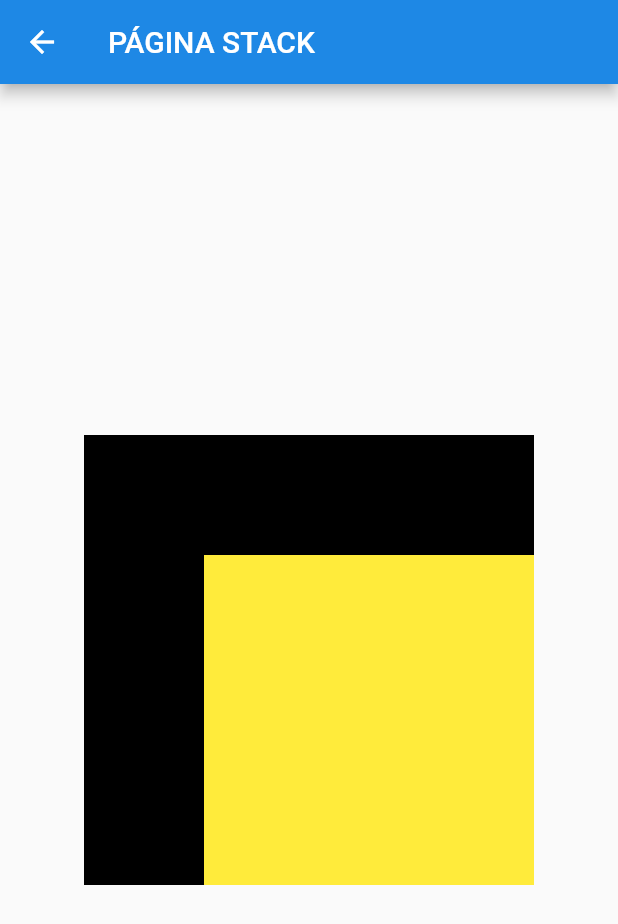
After one commit to Antonio-martine/flutter, a Flutter app: the screen it shows after launch, after a tap on "STACK PANTALLA", on a phone screen of 412 x 824 dp. The commit adds this screen. Shown: the top 924 px of the screen. Run offline on Flutter 3.47's test engine with Material 2 defaults, Android fonts, the phone set to English and light mode, and no system bars; network calls fail.

Commit message:
Version 2.0 - Datos Stack

```diff
--- a/lib/main.dart
+++ b/lib/main.dart
@@ -1,12 +1,28 @@
 // ignore_for_file: prefer_const_constructors, prefer_const_literals_to_create_immutables
 
 import 'package:flutter/material.dart';
+import 'package:testflutter/screens/dataScreen.dart';
+
+import 'screens/DatosStackScreen.dart';
+import 'screens/quarterScreen.dart';
+import 'screens/secondScreen.dart';
+import 'screens/stackScreen.dart';
 
 void main() {
-  runApp(const MaterialApp(
+  runApp(MaterialApp(
     debugShowCheckedModeBanner: false, //PARA QUITAR MENSAJE DE EMULADOR
     title: 'Flutter Demo',
-    home: HomePage(),
+    initialRoute: '/', //PARA LA RUTA INICIAL
+    routes: {
+      '/': (context) => HomePage(),
+      '/second': (context) => SecondPage(),
+      '/Third': (context) => ThirdPage(),
+      '/quarter': (context) => quarterPage(),
+      '/stack': (context) =>
+          TestStack(), //se ejecuta (ctr + .) para unir la libreria la cual es la 2 opcion
+      '/Datosstack': (context) => DatosstackPage(),
+    },
+    //home: HomePage(), //PONER ESTA LINIA SOLO SI ESBOTON INDIVIDUAL
   ));
 }
 
@@ -21,10 +37,11 @@ class HomePage extends StatelessWidget {
         leading: Icon(Icons.menu), //PRIMERA FORMA DE ICONOS
         //  leading: IconButton( icon: Icon(Icons.menu), onPressed: () => {},), //SEGUNDA FORMA DE ICONOS
         centerTitle: true,
-        title: Text('Página Principal '),
+        backgroundColor: Colors.black,
+        title: Text('PÁGINA PRINCIPAL'),
         elevation: 20.0,
-        shadowColor: Colors.blue,
-        backgroundColor: Colors.green,
+        shadowColor: Colors.black,
+        //backgroundColor: Colors.red,
         //actionsIconTheme: IconThemeData(color: Colors.red), //PARA EL COLOR DE LOS ICONOS
         shape: RoundedRectangleBorder(
           //Nos funciona para los bordes de la barrra de opciones
@@ -37,7 +54,7 @@ class HomePage extends StatelessWidget {
           ),
           //        IconButton(
           //         icon: Icon(Icons.note),
-          //        onPressed: () => {print('BOTÓN DE NOTAS')},
+          //        onPressed: () => {print('BOT├ôN DE NOTAS')},
           //S     ),
         ],
       ),
@@ -62,97 +79,99 @@ class HomePage extends StatelessWidget {
         children: [
           SizedBox(height: 5.0),
           ElevatedButton(
-              child: Text('Segunda Pantalla'),
-              onPressed: () {
-                final route = MaterialPageRoute(
+            child: Text('SEGUNDA PANTALLA'),
+            onPressed: () {
+              //PARA BOTON FISICO
+              /*   final route = MaterialPageRoute(
                   builder: (context) => const SecondPage(),
                 );
                 Navigator.push(context, route);
-              }),
+              }
+              //FIN DE PARA BOTON FISICO
+            */
+              //INICIO DE BOTON CON LINK
+              Navigator.pushNamed(context, '/second');
+            },
+          ),
+
           SizedBox(height: 5.0),
+
+          //FIN DE BOTON CON LINK
           ElevatedButton(
-              child: Text('Datos'),
-              onPressed: () {
-                final route = MaterialPageRoute(
+            child: Text('TERCERA PANTALLA DATOS'),
+            onPressed: () {
+              //PARA BOTON FISICO
+              /* final route = MaterialPageRoute(
                   builder: (context) => const ThirdPage(),
                 );
                 Navigator.push(context, route);
-              }),
+              }
+              */
+              //FIN DE BOTON FISICO
+
+              //INICIO DE BOTON CON LINK
+              Navigator.pushNamed(context, '/Third');
+            },
+          ),
+
+          //INICIO DE LA 4 PANTALLA
+          SizedBox(height: 5.0),
+          ElevatedButton(
+            child: Text('CUARTA PANTALLA'),
+            onPressed: () {
+              //PARA BOTON FISICO
+              /* final route = MaterialPageRoute(
+                  builder: (context) => const quarterPage(),
+                );
+                Navigator.push(context, route);
+              }
+              */
+              //FIN DE BOTON FISICO
+
+              //INICIO DE BOTON CON LINK
+              Navigator.pushNamed(context, '/quarter');
+            },
+          ),
+
+          //INICIO DE LA 5 PANTALLA
+          SizedBox(height: 5.0),
+          ElevatedButton(
+            child: Text('STACK PANTALLA'),
+            onPressed: () {
+              //PARA BOTON FISICO
+              /* final route = MaterialPageRoute(
+                  builder: (context) => const quarterPage(),
+                );
+                Navigator.push(context, route);
+              }
+              */
+              //FIN DE BOTON FISICO
+
+              //INICIO DE BOTON CON LINK
+              Navigator.pushNamed(context, '/stack');
+            },
+          ),
+
+          //INICIO DE LA 5 PANTALLA
+          SizedBox(height: 5.0),
+          ElevatedButton(
+            child: Text('PANTALLA DATOS STACK '),
+            onPressed: () {
+              //PARA BOTON FISICO
+              /* final route = MaterialPageRoute(
+                  builder: (context) => const quarterPage(),
+                );
+                Navigator.push(context, route);
+              }
+              */
+              //FIN DE BOTON FISICO
+
+              //INICIO DE BOTON CON LINK
+              Navigator.pushNamed(context, '/Datosstack');
+            },
+          ),
         ],
       )),
     );
   }
 }
-
-//ES PARA LA SEGUNDA PANTALLA
-class SecondPage extends StatelessWidget {
-  const SecondPage({Key? key}) : super(key: key);
-  @override
-  Widget build(BuildContext context) {
-    return Scaffold(
-      appBar: AppBar(
-        title: Text('Segunda Pantalla'),
-      ),
-      body: Center(
-          child: ElevatedButton(
-        child: const Text('Regresar ...'),
-        onPressed: () => Navigator.pop(context),
-      )),
-    );
-  }
-}
-
-//ES PARA LA TERCERA PANTALLA PANTALLA
-class ThirdPage extends StatelessWidget {
-  const ThirdPage({Key? key}) : super(key: key);
-  @override
-  Widget build(BuildContext context) {
-    return Scaffold(
-      appBar: AppBar(
-        title: Text('Datos'),
-      ),
-      body: Center(
-        child: Column(
-            mainAxisAlignment: MainAxisAlignment.center,
-            crossAxisAlignment: CrossAxisAlignment.center,
-            children: <Widget>[
-              SizedBox(height: 20.0),
-              Image.asset(
-                'assets/img/Perfil.jpg',
-                width: 250.0,
-              ),
-              Text(
-                'Jesús Antonio Martínez González',
-                style: TextStyle(
-                  fontSize: 15.0,
-                  color: Color.fromARGB(255, 255, 0, 0),
-                  fontWeight: FontWeight.bold,
-                ),
-              ),
-              SizedBox(width: 10.0),
-              Text(
-                  'Tecnologías de la Información Área Desarrollo de Software Multiplataforma',
-                  textAlign: TextAlign.center,
-                  style: TextStyle(
-                    fontSize: 15.0,
-                    color: Color.fromARGB(255, 2, 53, 255),
-                    fontFamily: 'Raleway',
-                  )),
-              SizedBox(width: 10.0),
-              ElevatedButton(
-                child: const Text('Regresar...'),
-                onPressed: () => Navigator.pop(context),
-              ),
-            ]),
-      ),
-    );
-
-    /*     body: Center(
-
-          child: ElevatedButton(
-        child: const Text('Regresar'),
-        onPressed: () => Navigator.pop(context),
-      )),
-    );*/
-  }
-}
--- /dev/null
+++ b/lib/screens/stackScreen.dart
@@ -0,0 +1,161 @@
+import 'package:flutter/material.dart';
+
+class TestStack extends StatelessWidget {
+  const TestStack({Key? key}) : super(key: key);
+
+//INICIO DE OPCION 1 DE ACOMODADO
+/*
+  @override
+  Widget build(BuildContext context) {
+    return Scaffold(
+      appBar: AppBar(
+        title: const Text('PÁGINA STACK'),
+        backgroundColor: Colors.blue[200],
+      ),
+      body: Center(
+        child: SizedBox(
+          width: 300.0,
+          height: 300.0,
+          child: Center(
+            child: Stack(
+              children: <Widget>[
+                Container(
+                  width: 300.0,
+                  height: 300.0,
+                  color: Colors.red,
+                  alignment: Alignment.topRight,
+                  padding: const EdgeInsets.all(15.0),
+                  child: const Text(
+                    'UNO',
+                    style: TextStyle(color: Colors.white),
+                  ),
+                ),
+                Container(
+                  width: 250.0,
+                  height: 250.0,
+                  color: Colors.black,
+                  alignment: Alignment.bottomLeft,
+                  padding: const EdgeInsets.all(15.0),
+                  child: const Text(
+                    'DOS',
+                    style: TextStyle(color: Colors.white),
+                  ),
+                ),
+                Container(
+                  width: 200.0,
+                  height: 200.0,
+                  //color: Colors.purple,
+                  alignment: Alignment.bottomCenter,
+                  padding: const EdgeInsets.all(15.0),
+                  decoration: const BoxDecoration(
+                    image: DecorationImage(
+                      image: NetworkImage(
+                          'https://ih1.redbubble.net/image.1558722819.4560/bg,f8f8f8-flat,750x,075,f-pad,750x1000,f8f8f8.jpg'),
+                    ),
+                  ),
+                  child: const Text(
+                    'TRES',
+                    style: TextStyle(color: Colors.red),
+                  ),
+                )
+              ],
+            ),
+          ),
+        ),
+      ),
+    );
+  }
+*/
+//FIN DE OPCION 1 DE ACOMODADO
+
+//INICIO DE OPCION 2 DE ACOMODADO
+  @override
+  Widget build(BuildContext context) {
+    return Scaffold(
+        appBar: AppBar(
+          title: const Text('PÁGINA STACK'),
+          backgroundColor: Colors.blue[600],
+        ),
+        body: Center(
+          child: SizedBox(
+            width: 300.0,
+            height: 300.0,
+            child: Center(
+              child: Stack(
+                fit:
+                    StackFit.expand, //JUGAR CON ESTRAS PROPIEDADES PARA AJUSTAR
+                clipBehavior: Clip
+                    .antiAliasWithSaveLayer, //JUGAR CON ESTRAS PROPIEDADES PARA AJUSTAR
+                overflow: Overflow.visible, //NOS PERMITE SACAREL CUADRO NEGRO
+                children: <Widget>[
+                  Container(
+                    width: 300.0,
+                    height: 300.0,
+                    color: Colors.black,
+                  ),
+                  Positioned(
+                    top: 80.0,
+                    left: 80.0,
+                    child: Container(
+                        width: 250.0, height: 250.0, color: Colors.yellow),
+                  )
+                ],
+              ),
+            ),
+          ),
+        ));
+  }
+
+  Widget stackSinPos() {
+    return Center(
+      child: SizedBox(
+          width: 300.0,
+          height: 300.0,
+          child: Center(
+            child: Stack(
+              children: <Widget>[
+                Container(
+                  width: 300.0,
+                  height: 300.0,
+                  color: Colors.red,
+                  alignment: Alignment.topRight,
+                  padding: const EdgeInsets.all(15.0),
+                  child: const Text(
+                    'UNO',
+                    style: TextStyle(color: Colors.white),
+                  ),
+                ),
+                Container(
+                  width: 250.0,
+                  height: 250.0,
+                  color: Colors.black,
+                  alignment: Alignment.bottomLeft,
+                  padding: const EdgeInsets.all(15.0),
+                  child: const Text(
+                    'DOS',
+                    style: TextStyle(color: Colors.white),
+                  ),
+                ),
+                Container(
+                  width: 200.0,
+                  height: 200.0,
+                  //color: Colors.purple,
+                  alignment: Alignment.bottomCenter,
+                  padding: const EdgeInsets.all(15.0),
+                  decoration: const BoxDecoration(
+                    image: DecorationImage(
+                      image: NetworkImage(
+                          'https://ih1.redbubble.net/image.1558722819.4560/bg,f8f8f8-flat,750x,075,f-pad,750x1000,f8f8f8.jpg'),
+                    ),
+                  ),
+                  child: const Text(
+                    'TRES',
+                    style: TextStyle(color: Colors.red),
+                  ),
+                )
+              ],
+            ),
+          )),
+    );
+  }
+}
```
Also changed, not shown: lib/screens/DatosStackScreen.dart (added, +80 -0 lines), lib/screens/dataScreen.dart (+58 -0 lines), lib/screens/formScreen.dart (added, +69 -0 lines), lib/screens/quarterScreen.dart (added, +34 -0 lines), lib/screens/secondScreen.dart (+5 -2 lines).
